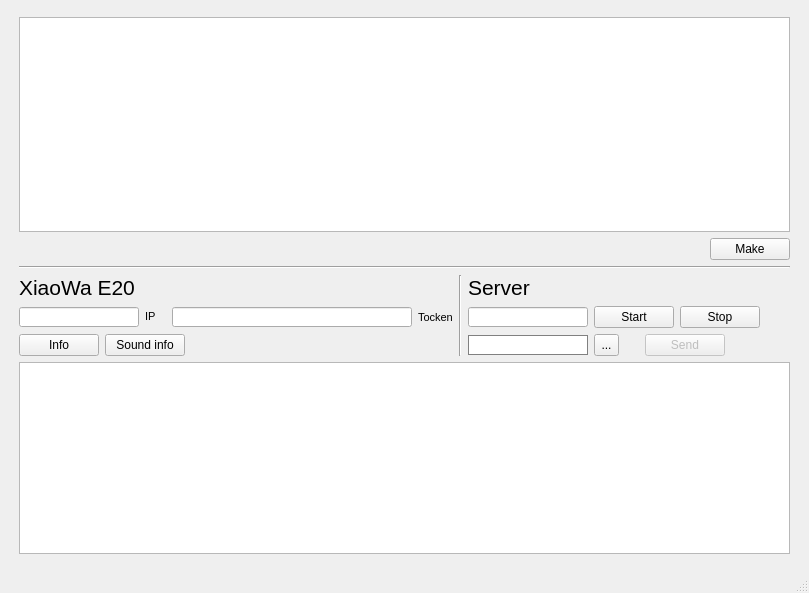
Above: mi_e20/template/app.ui from Apolsid/mi_e20 before the change. Below: the same form after it.
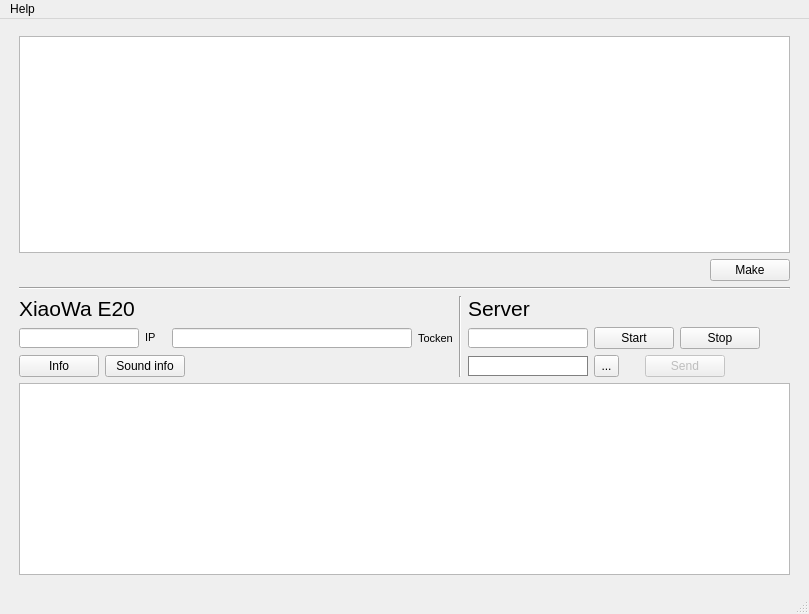
That is the form after the change.

Diff of the .ui file:
```diff
--- a/mi_e20/template/app.ui
+++ b/mi_e20/template/app.ui
@@ -7,7 +7,7 @@
     <x>0</x>
     <y>0</y>
     <width>809</width>
-    <height>593</height>
+    <height>614</height>
    </rect>
   </property>
   <property name="sizePolicy">
@@ -487,6 +487,34 @@
     </sizepolicy>
    </property>
   </widget>
+  <widget class="QMenuBar" name="menuBar">
+   <property name="geometry">
+    <rect>
+     <x>0</x>
+     <y>0</y>
+     <width>809</width>
+     <height>22</height>
+    </rect>
+   </property>
+   <widget class="QMenu" name="menuHelp">
+    <property name="title">
+     <string>Help</string>
+    </property>
+    <addaction name="m_forum"/>
+    <addaction name="m_about"/>
+   </widget>
+   <addaction name="menuHelp"/>
+  </widget>
+  <action name="m_forum">
+   <property name="text">
+    <string>Forum (ru)</string>
+   </property>
+  </action>
+  <action name="m_about">
+   <property name="text">
+    <string>About</string>
+   </property>
+  </action>
  </widget>
  <resources/>
  <connections/>
```
